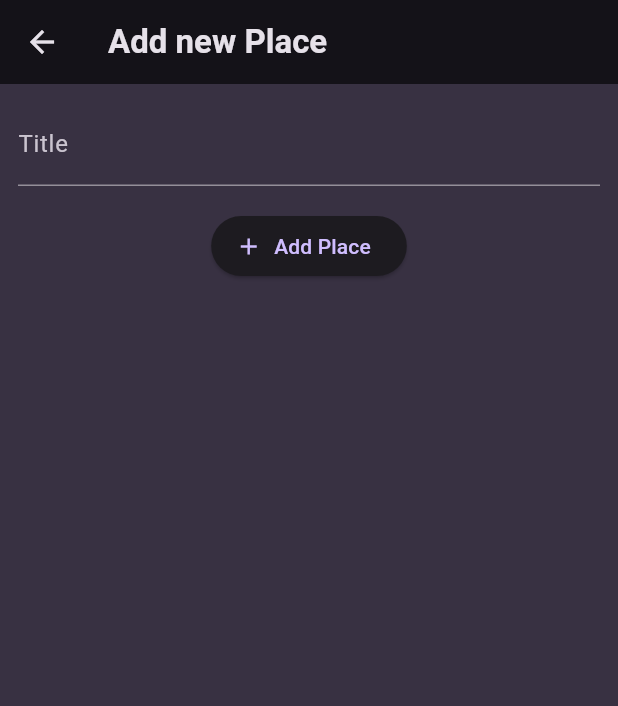
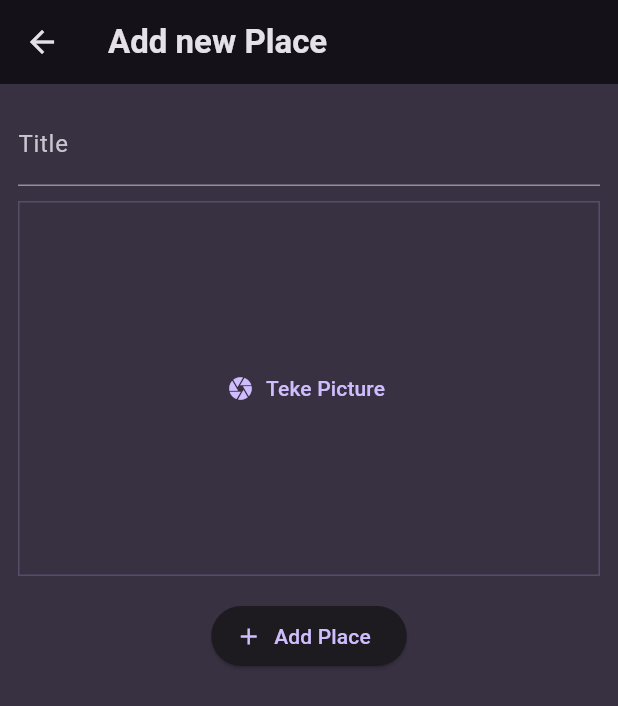
Before and after one commit to Danishalam045/Favourite_place, a Flutter app: the screen it shows after launch, after a tap on the "add" icon, on a phone screen of 412 x 824 dp. Shown: the top 706 px of the screen. Run offline on Flutter 3.47's test engine with Material 3 defaults, Android fonts, the phone set to English and light mode, and no system bars; our stand-ins replace flutter_riverpod, google_fonts.

Commit message:
Completed the challenge

```diff
--- a/lib/main.dart
+++ b/lib/main.dart
@@ -1,4 +1,5 @@
 import 'package:flutter/material.dart';
+import 'package:flutter_riverpod/flutter_riverpod.dart';
 
 import 'package:google_fonts/google_fonts.dart';
 import 'package:ninth_project/screens/places.dart';
@@ -28,7 +29,9 @@ final theme = ThemeData().copyWith(
 
 void main() {
   runApp(
-    const MyApp(),
+    const ProviderScope(
+      child: MyApp(),
+    ),
   );
 }
 
--- /dev/null
+++ b/lib/providers/user_places.dart
@@ -0,0 +1,16 @@
+import 'package:flutter_riverpod/flutter_riverpod.dart';
+import 'package:ninth_project/models/place.dart';
+
+class UserPlacesNotifier extends StateNotifier<List<Place>> {
+  UserPlacesNotifier() : super(const []);
+
+  void addPlace(String title) {
+    final newPlace = Place(title: title);
+    state = [newPlace, ...state];
+  }
+}
+
+final userPlacesProvider =
+    StateNotifierProvider<UserPlacesNotifier, List<Place>>(
+  (ref) => UserPlacesNotifier(),
+);
--- a/lib/screens/add_place.dart
+++ b/lib/screens/add_place.dart
@@ -1,16 +1,29 @@
 import 'package:flutter/material.dart';
+import 'package:flutter_riverpod/flutter_riverpod.dart';
+import 'package:ninth_project/providers/user_places.dart';
+import 'package:ninth_project/widgets/image_input.dart';
 
-class AddPlaceScreen extends StatefulWidget {
+class AddPlaceScreen extends ConsumerStatefulWidget {
   const AddPlaceScreen({super.key});
 
   @override
-  State<AddPlaceScreen> createState() {
+  ConsumerState<AddPlaceScreen> createState() {
     return _AddPlaceScreenState();
   }
 }
 
-class _AddPlaceScreenState extends State<AddPlaceScreen> {
+class _AddPlaceScreenState extends ConsumerState<AddPlaceScreen> {
   final _titleController = TextEditingController();
+
+  void _savePlace() {
+    final enteredTitle = _titleController.text;
+    if (enteredTitle.isEmpty) {
+      return;
+    }
+
+    ref.read(userPlacesProvider.notifier).addPlace(enteredTitle);
+    Navigator.of(context).pop();
+  }
 
   @override
   void dispose() {
@@ -36,10 +49,14 @@ class _AddPlaceScreenState extends State<AddPlaceScreen> {
               ),
             ),
             const SizedBox(
+              height: 10,
+            ),
+            const ImageInput(),
+            const SizedBox(
               height: 16,
             ),
             ElevatedButton.icon(
-              onPressed: () {},
+              onPressed: _savePlace,
               label: const Text('Add Place'),
               icon: const Icon(Icons.add),
             ),
--- a/lib/screens/places.dart
+++ b/lib/screens/places.dart
@@ -1,12 +1,15 @@
 import 'package:flutter/material.dart';
+import 'package:flutter_riverpod/flutter_riverpod.dart';
+import 'package:ninth_project/providers/user_places.dart';
 import 'package:ninth_project/screens/add_place.dart';
 import 'package:ninth_project/widgets/places_list.dart';
 
-class PlacesScreen extends StatelessWidget {
+class PlacesScreen extends ConsumerWidget {
   const PlacesScreen({super.key});
 
   @override
-  Widget build(BuildContext context) {
+  Widget build(BuildContext context, WidgetRef ref) {
+    final userPlaces = ref.watch(userPlacesProvider);
     return Scaffold(
       appBar: AppBar(
         title: const Text('Your Places'),
@@ -23,7 +26,7 @@ class PlacesScreen extends StatelessWidget {
           ),
         ],
       ),
-      body: const PlacesList(places: []),
+      body: PlacesList(places: userPlaces),
     );
   }
 }
--- /dev/null
+++ b/lib/widgets/image_input.dart
@@ -0,0 +1,32 @@
+import 'package:flutter/material.dart';
+
+class ImageInput extends StatefulWidget {
+  const ImageInput({super.key});
+
+  @override
+  State<ImageInput> createState() {
+    return _ImageInputState();
+  }
+}
+
+class _ImageInputState extends State<ImageInput> {
+  void _takePicture() {}
+  @override
+  Widget build(BuildContext context) {
+    return Container(
+      decoration: BoxDecoration(
+          border: Border.all(
+        width: 1,
+        color: Theme.of(context).colorScheme.primary.withOpacity(.2),
+      )),
+      height: 250,
+      width: double.infinity,
+      alignment: Alignment.center,
+      child: TextButton.icon(
+        onPressed: _takePicture,
+        label: const Text('Teke Picture'),
+        icon: const Icon(Icons.camera),
+      ),
+    );
+  }
+}
--- a/pubspec.yaml
+++ b/pubspec.yaml
@@ -37,6 +37,7 @@ dependencies:
   cupertino_icons: ^1.0.6
   google_fonts: ^6.2.1
   uuid: ^4.4.2
+  flutter_riverpod: ^2.5.1
 
 dev_dependencies:
   flutter_test:
```
Also changed, not shown: lib/screens/place_detail.dart (+24 -0 lines), lib/widgets/places_list.dart (+9 -0 lines), pubspec.lock.
